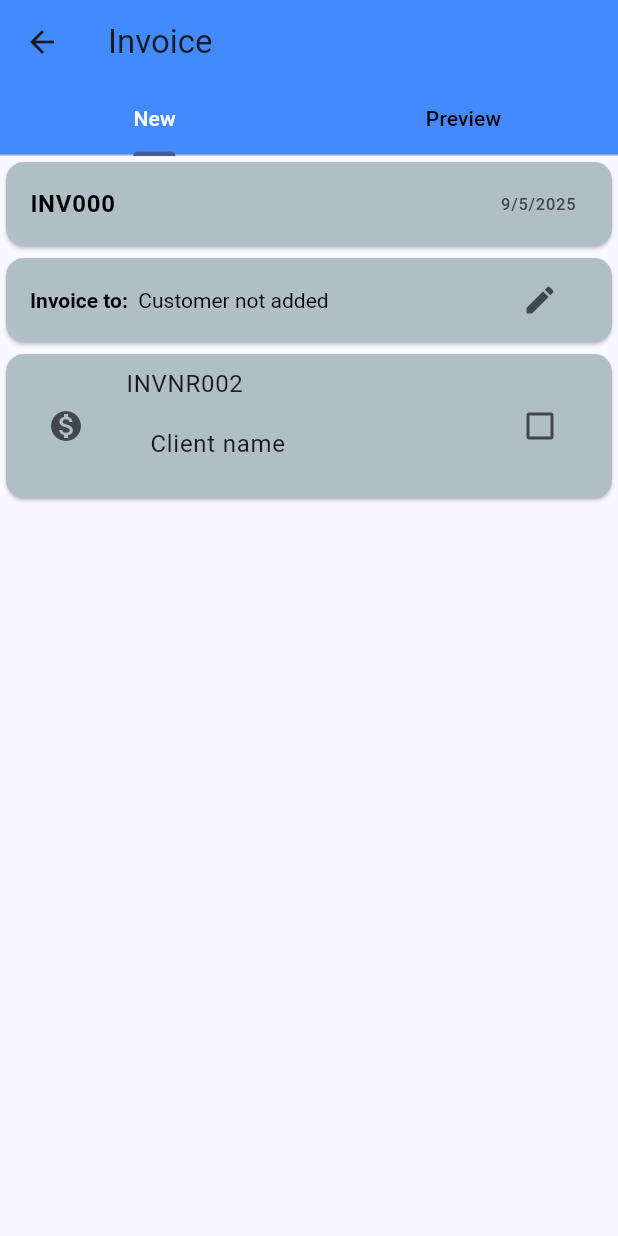
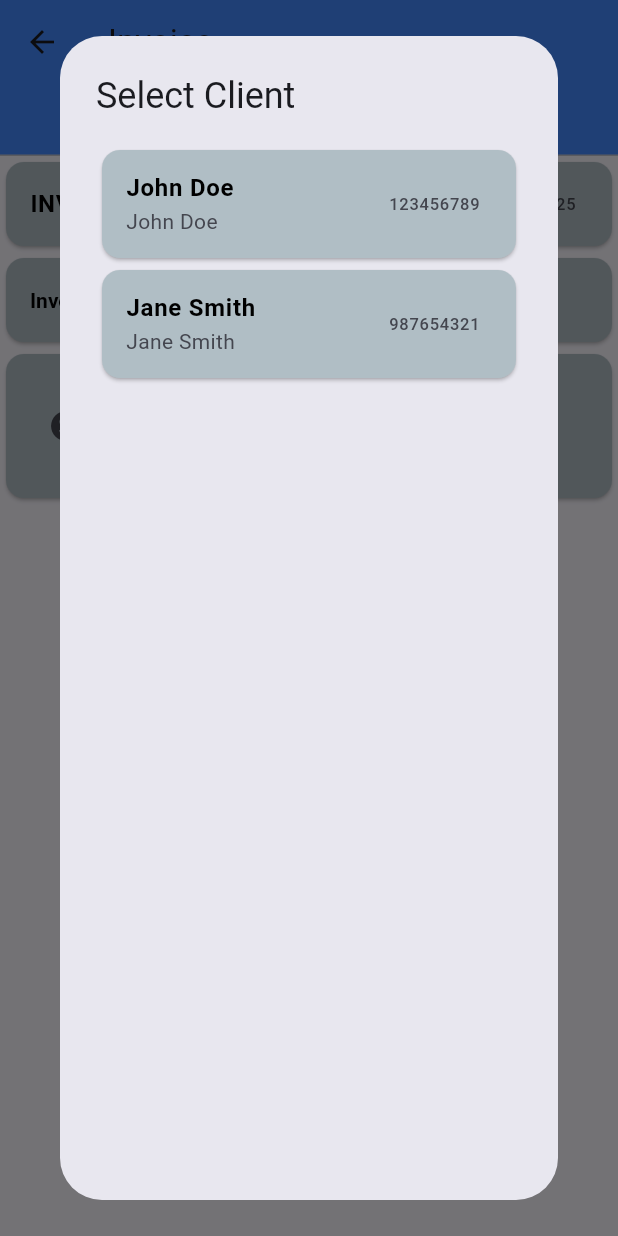
Before and after one commit to TJaskowski/InvoiceMobileApp, a Flutter app: the AddInvoice screen opened by its route, after a tap on the "edit" icon, on a phone screen of 412 x 824 dp. Run offline on Flutter 3.47's test engine with Material 3 defaults, Android fonts, the phone set to English and light mode, and no system bars; our stand-ins replace flutter_riverpod, pdf, printing.

Commit message:
Simple Client selecting added

```diff
--- /dev/null
+++ b/lib/mock/clients_list.dart
@@ -0,0 +1,35 @@
+import 'package:flutter_riverpod/flutter_riverpod.dart';
+import 'package:invoice_app_flutter/models/client.dart';
+
+final clientsListProvider = Provider<List<Client>>((ref) {
+  return [
+    Client(
+      name: 'John Doe',
+      taxId: '123456789',
+      address: '123 Main St',
+      city: 'New York',
+      zipCode: '10001',
+      country: 'USA',
+      email: ''),
+    Client(
+      name: 'Jane Smith',
+      taxId: '987654321',
+      address: '456 Elm St',
+      city: 'Los Angeles',
+      zipCode: '90001',
+      country: 'USA',
+      email: ''),
+      ];
+});
+
+final selectedClientProvider = StateProvider<Client>(
+  (ref) => Client(
+    name: '',
+    taxId: null,
+    address: '',
+    city: '',
+    zipCode: null,
+    country: '',
+    email: null,
+  ),
+);
--- a/lib/notifiers/client_notifier.dart
+++ b/lib/notifiers/client_notifier.dart
@@ -14,6 +14,10 @@ class ClientNotifier extends Notifier<Client> {
       email: null,
       phone: null,
     );
+  }
+
+  void setClient(Client client) {
+    state = client;
   }
 
   void setName(String name) {
--- a/lib/providers/client_provider.dart
+++ b/lib/providers/client_provider.dart
@@ -3,5 +3,5 @@ import 'package:invoice_app_flutter/models/client.dart';
 import 'package:invoice_app_flutter/notifiers/client_notifier.dart';
 
 final clientProvider = NotifierProvider<ClientNotifier, Client>(() {
-  return ClientNotifier();
+  return ClientNotifier( );
 });
--- a/lib/views/clients/clients.dart
+++ b/lib/views/clients/clients.dart
@@ -1,13 +1,17 @@
 // ignore_for_file: prefer_const_constructors
 
 import 'package:flutter/material.dart';
+import 'package:flutter_riverpod/flutter_riverpod.dart';
+import 'package:invoice_app_flutter/views/clients/clients_listview.dart';
 import 'package:invoice_app_flutter/widgets/custom_button.dart';
 
 class Clients extends StatelessWidget {
+
   const Clients({super.key});
 
   @override
   Widget build(BuildContext context) {
+
     return  Scaffold(
         appBar: AppBar(
           actions: [
@@ -22,7 +26,7 @@ class Clients extends StatelessWidget {
           title: Text('Clients'),
           backgroundColor: Colors.blueAccent.shade200,
         ),
-        body: Center(child: Text('List of all clients')),
+        body: ClientsList(),
         floatingActionButton: CustomButton(onPressed: () {
           Navigator.pushNamed(context, '/add_client');
         },
--- /dev/null
+++ b/lib/views/clients/clients_dialog.dart
@@ -0,0 +1,19 @@
+import 'package:flutter/material.dart';
+import 'package:flutter_riverpod/flutter_riverpod.dart';
+import 'package:invoice_app_flutter/views/clients/clients_listview.dart';
+
+class ClientsDialog extends ConsumerWidget {
+  const ClientsDialog({super.key});
+
+  @override
+  Widget build(BuildContext context, WidgetRef ref) {
+    return AlertDialog(
+      title: const Text('Select Client'),
+      content: SizedBox(
+        width: double.maxFinite,
+        child: const ClientsList(),
+      ),
+    );
+
+  }
+}
--- /dev/null
+++ b/lib/views/clients/clients_listview.dart
@@ -0,0 +1,36 @@
+import 'package:flutter/material.dart';
+import 'package:flutter_riverpod/flutter_riverpod.dart';
+import 'package:invoice_app_flutter/mock/clients_list.dart';
+import 'package:invoice_app_flutter/models/client.dart';
+import 'package:invoice_app_flutter/providers/client_provider.dart';
+
+class ClientsList extends ConsumerWidget {
+  const ClientsList({super.key});
+
+  @override
+  Widget build(BuildContext context, WidgetRef ref) {
+    final clients = ref.watch(clientsListProvider);
+
+    return ListView.builder(
+      itemCount: clients.length,
+      itemBuilder: (context, index) {
+        final client = clients[index];
+        return Card(
+          color: Colors.blueGrey[200],
+          child: ListTile(
+            title: Text(client.name,
+                style: const TextStyle(
+                    fontWeight: FontWeight.bold, color: Colors.black)),
+            subtitle: Text(client.name),
+            trailing: Text(client.taxId ?? "No tax ID"),
+            onTap: () {
+              ref.read(clientProvider.notifier).setClient(client);
+              print(ref.read(clientProvider).name );
+              // Handle client tap
+            },
+          ),
+        );
+      }
+    );
+  }
+}
--- a/lib/widgets/new_invoice/customer_bar.dart
+++ b/lib/widgets/new_invoice/customer_bar.dart
@@ -1,4 +1,5 @@
 import 'package:flutter/material.dart';
+import 'package:invoice_app_flutter/views/clients/clients_dialog.dart';
 
 class CustomerBar extends StatelessWidget {
   final String customerName;
@@ -18,7 +19,9 @@ class CustomerBar extends StatelessWidget {
             trailing: IconButton(
               icon: const Icon(Icons.edit),
               onPressed: () {
-                print('Edit icon clicked');
+                showDialog(context: context, builder: (context) {
+                  return const ClientsDialog();
+                });
               },
             ),
 
--- a/lib/widgets/new_invoice/new_invoice.dart
+++ b/lib/widgets/new_invoice/new_invoice.dart
@@ -2,9 +2,9 @@
 
 import 'package:flutter/material.dart';
 import 'package:flutter_riverpod/flutter_riverpod.dart';
+import 'package:invoice_app_flutter/providers/client_provider.dart';
 import 'package:invoice_app_flutter/widgets/new_invoice/customer_bar.dart';
 import 'package:invoice_app_flutter/widgets/new_invoice/number_bar.dart';
-import 'package:invoice_app_flutter/widgets/new_invoice/number_dialog.dart';
 import 'package:invoice_app_flutter/providers/invoice_provider.dart';
 
 class NewInvoice extends ConsumerWidget {
@@ -15,11 +15,13 @@ class NewInvoice extends ConsumerWidget {
 
     final invoiceNumber = ref.watch(invoiceProvider).invoiceNumber;
     final invoiceDate = ref.watch(invoiceProvider).invoiceDate;
-    final customer =  ref.watch(invoiceProvider).client ;
+    final customer = ref.watch(clientProvider);
+   // final customer =  ref.watch(invoiceProvider).client ;
     return ListView(
       children: [
         NumberBar(invoiceNumber: invoiceNumber, invoiceDate: invoiceDate),
-        CustomerBar(customerName: customer?.name ?? "Customer not added"),//TODO: send the client name from the provider
+        CustomerBar(customerName: customer.name),//TODO: send the client name from the provider
+        // to navigate to client page use: Navigator.pushNamed(context, '/clients');
         Card(
           color: Colors.blueGrey[200],
           child: ListTile(
```
Also changed, not shown: lib/widgets/new_invoice/number_dialog.dart (+5 -5 lines).
